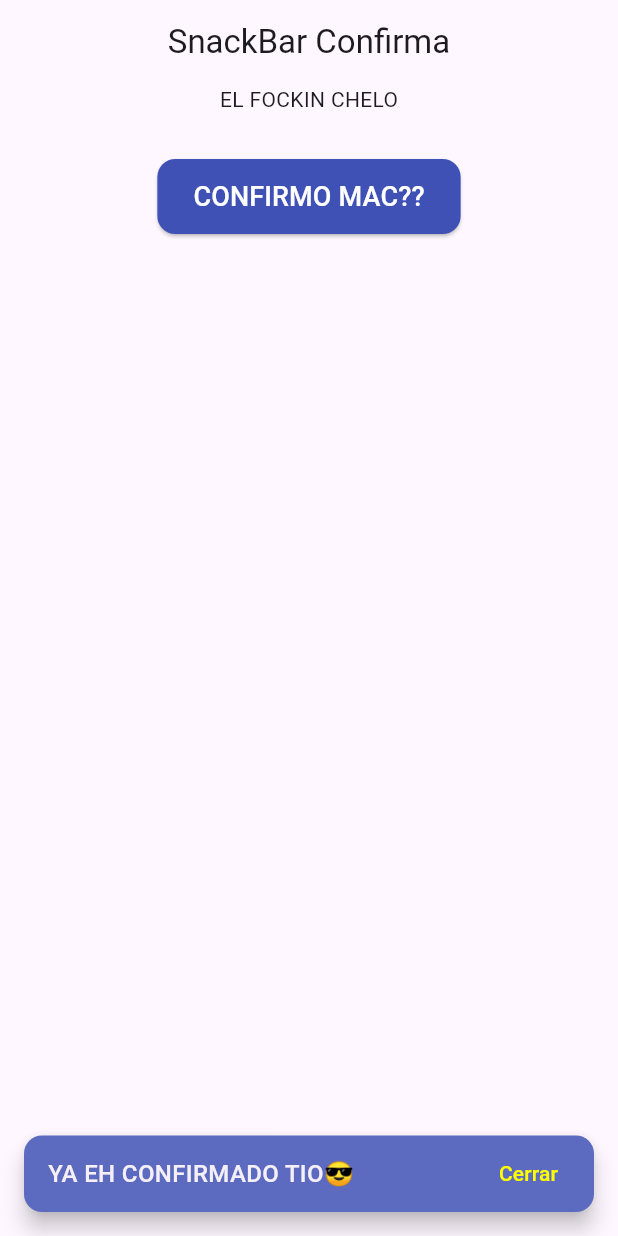
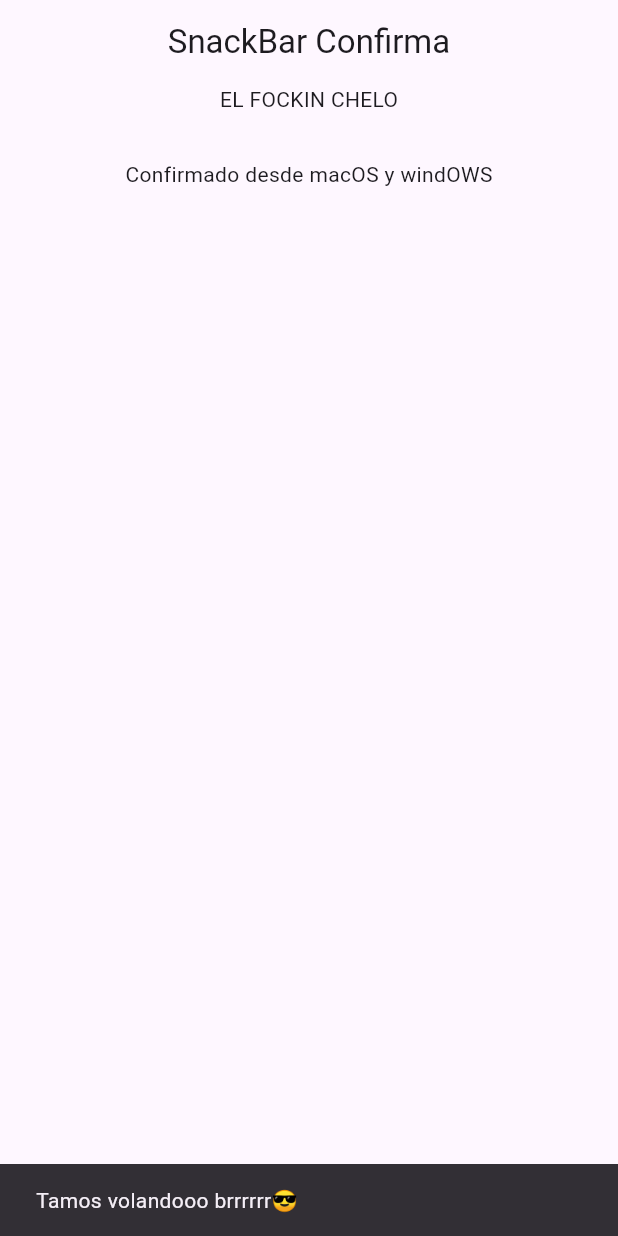
Before and after one commit to ArcelioMM/Flutter_projects, a Flutter app: the screen it shows after launch, after a tap on "CONFIRMO MAC??", on a phone screen of 412 x 824 dp. Run offline on Flutter 3.47's test engine with Material 3 defaults, Android fonts, the phone set to English and light mode, and no system bars.

Commit message:
DICE QUE AHORA SI, VAMO A VER

```diff
--- /dev/null
+++ b/mifknapp/lib/home.dart
@@ -0,0 +1,59 @@
+
+import 'package:flutter/material.dart';
+
+class HomePage extends StatefulWidget {
+  const HomePage({super.key});
+
+  @override
+  State<HomePage> createState() => _HomePageState();
+}
+
+class _HomePageState extends State<HomePage> {
+  String confMac = "";
+
+  @override
+  void initState() {
+    super.initState();
+    confMac = "win";
+    // Aquí puedes inicializar valores o cargar datos
+  }
+
+  @override
+  Widget build(BuildContext context) {
+    return Scaffold(
+      appBar: AppBar(title: const Text('SnackBar Confirma'), centerTitle: true),
+      body: Center(
+        child: Column(
+          children: [
+            const Text("EL FOCKIN CHELO"),
+            const SizedBox(height: 30),
+            if (confMac != "win")
+              const Text("Confirmado desde macOS y windOWS"),
+            if (confMac != "mac")
+              ElevatedButton(
+                style: ElevatedButton.styleFrom(
+                  backgroundColor: Colors.indigo,
+                  padding: const EdgeInsets.symmetric(horizontal: 24, vertical: 12),
+                  shape: RoundedRectangleBorder(
+                    borderRadius: BorderRadius.circular(12),
+                  ),
+                ),
+                onPressed: () {
+                  setState(() {
+                    confMac = "mac"; // actualiza estado y redibuja
+                  });
+                  ScaffoldMessenger.of(context).showSnackBar(
+                    SnackBar(content: Text("Tamos volandooo brrrrrr😎")),
+                  );
+                },
+                child: const Text(
+                  "CONFIRMO MAC??",
+                  style: TextStyle(fontSize: 18, color: Colors.white),
+                ),
+              ),
+          ],
+        ),
+      ),
+    );
+  }
+}
--- a/mifknapp/lib/main.dart
+++ b/mifknapp/lib/main.dart
@@ -1,19 +1,13 @@
 import 'package:flutter/material.dart';
-
-String confMac = "YA EH CONFIRMADO TIO";
+import 'package:mifknapp/home.dart';
 
 void main() {
   runApp(const MyApp());
 }
 
-class MyApp extends StatefulWidget {
+class MyApp extends StatelessWidget {
   const MyApp({super.key});
 
-  @override
-  State<MyApp> createState() => _MyAppState();
-}
-
-class _MyAppState extends State<MyApp> {
   @override
   Widget build(BuildContext context) {
     return MaterialApp(
@@ -23,64 +17,3 @@ class _MyAppState extends State<MyApp> {
     );
   }
 }
-
-class HomePage extends StatelessWidget {
-  const HomePage({super.key});
-
-  @override
-  Widget build(BuildContext context) {
-    return Scaffold(
-      appBar: AppBar(title: const Text('SnackBar Confirma'), centerTitle: true),
-      body: Center(
-        child: Column(
-          children: [
-            Text("EL FOCKIN CHELO"),
-            SizedBox(height: 30,),
-            if(confMac=="win")
-            Text("Confirmado desde macOS y windOWS"),
-            if(confMac!="win")
-            ElevatedButton(
-              style: ElevatedButton.styleFrom(
-                backgroundColor: Colors.indigo,
-                padding: const EdgeInsets.symmetric(
-                  horizontal: 24,
-                  vertical: 12,
-                ),
-                shape: RoundedRectangleBorder(
-                  borderRadius: BorderRadius.circular(12),
-                ),
-              ),
-              onPressed: () {
-                final snackBar = SnackBar(
-                  content: Text(
-                    confMac + "😎",
-                    style: TextStyle(fontSize: 16, fontWeight: FontWeight.w500),
-                  ),
-                  backgroundColor: Colors.indigo.shade400,
-                  behavior: SnackBarBehavior.floating,
-                  margin: const EdgeInsets.all(16),
-                  shape: RoundedRectangleBorder(
-                    borderRadius: BorderRadius.circular(12),
-                  ),
-                  duration: const Duration(seconds: 3),
-                  action: SnackBarAction(
-                    label: 'Cerrar',
-                    textColor: Colors.yellowAccent,
-                    onPressed: () {
-                      // Acción al presionar "Cerrar"
-                    },
-                  ),
-                );
-                ScaffoldMessenger.of(context).showSnackBar(snackBar);
-              },
-              child: const Text(
-                "CONFIRMO MAC??",
-                style: TextStyle(fontSize: 18, color: Colors.white),
-              ),
-            ),
-          ],
-        ),
-      ),
-    );
-  }
-}
```
